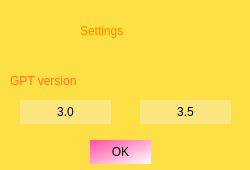
First picture: the form in Lab 2 + lab 3 MyNotesMaker/settingswindow.ui, repository pvasya/OOOP, before the edit.
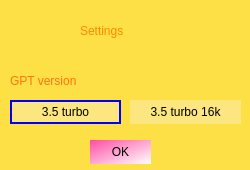
Second picture: the form after the edit.

What changed in the file:
```diff
--- a/Lab 2 + lab 3 MyNotesMaker/settingswindow.ui
+++ b/Lab 2 + lab 3 MyNotesMaker/settingswindow.ui
@@ -61,9 +61,9 @@
   <widget class="QPushButton" name="ukbtn">
    <property name="geometry">
     <rect>
-     <x>140</x>
+     <x>10</x>
      <y>100</y>
-     <width>91</width>
+     <width>111</width>
      <height>24</height>
     </rect>
    </property>
@@ -72,6 +72,7 @@
 	font: 700 10pt &quot;Segoe Script&quot;;
     background-color: rgb(251, 230, 127);
     border-radius: 30px;
+	border: 2px solid blue;
 }
 
 QPushButton:hover {
@@ -82,15 +83,15 @@
 }</string>
    </property>
    <property name="text">
-    <string>3.5</string>
+    <string>3.5 turbo</string>
    </property>
   </widget>
   <widget class="QPushButton" name="enbtn">
    <property name="geometry">
     <rect>
-     <x>20</x>
+     <x>130</x>
      <y>100</y>
-     <width>91</width>
+     <width>111</width>
      <height>24</height>
     </rect>
    </property>
@@ -109,7 +110,7 @@
 }</string>
    </property>
    <property name="text">
-    <string>3.0</string>
+    <string>3.5 turbo 16k</string>
    </property>
   </widget>
   <widget class="QPushButton" name="okbtn">
```
